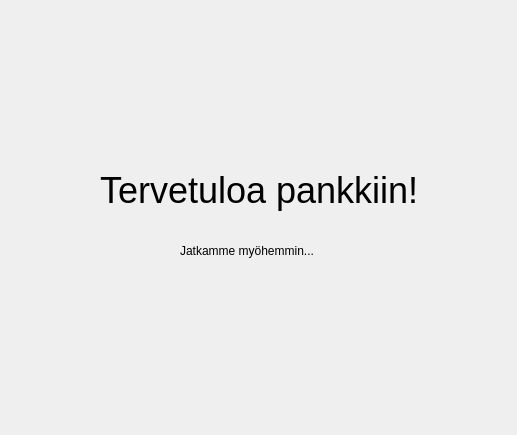
The window that bank-automat/paasivu.ui (sakukallioinen/pankkiautomaatti) describes before a commit, drawn with Qt 5.
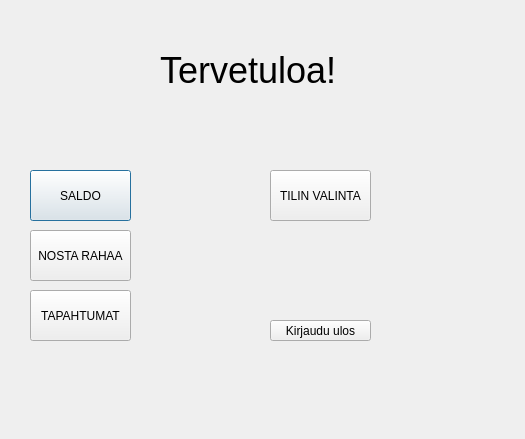
The same window after the commit.

```diff
--- a/bank-automat/paasivu.ui
+++ b/bank-automat/paasivu.ui
@@ -6,8 +6,8 @@
    <rect>
     <x>0</x>
     <y>0</y>
-    <width>517</width>
-    <height>435</height>
+    <width>525</width>
+    <height>439</height>
    </rect>
   </property>
   <property name="windowTitle">
@@ -16,8 +16,8 @@
   <widget class="QLabel" name="label">
    <property name="geometry">
     <rect>
-     <x>100</x>
-     <y>100</y>
+     <x>160</x>
+     <y>-20</y>
      <width>341</width>
      <height>181</height>
     </rect>
@@ -28,20 +28,72 @@
     </font>
    </property>
    <property name="text">
-    <string>Tervetuloa pankkiin!</string>
+    <string>Tervetuloa!</string>
    </property>
   </widget>
-  <widget class="QLabel" name="label_2">
+  <widget class="QPushButton" name="balancePushButton">
    <property name="geometry">
     <rect>
-     <x>180</x>
+     <x>30</x>
+     <y>170</y>
+     <width>101</width>
+     <height>51</height>
+    </rect>
+   </property>
+   <property name="text">
+    <string>SALDO</string>
+   </property>
+  </widget>
+  <widget class="QPushButton" name="getMoneyPushButton">
+   <property name="geometry">
+    <rect>
+     <x>30</x>
      <y>230</y>
-     <width>161</width>
-     <height>41</height>
+     <width>101</width>
+     <height>51</height>
     </rect>
    </property>
    <property name="text">
-    <string>Jatkamme myöhemmin...</string>
+    <string>NOSTA RAHAA</string>
+   </property>
+  </widget>
+  <widget class="QPushButton" name="chooseAccountPushButton">
+   <property name="geometry">
+    <rect>
+     <x>270</x>
+     <y>170</y>
+     <width>101</width>
+     <height>51</height>
+    </rect>
+   </property>
+   <property name="text">
+    <string>TILIN VALINTA</string>
+   </property>
+  </widget>
+  <widget class="QPushButton" name="ActionsPushButton">
+   <property name="geometry">
+    <rect>
+     <x>30</x>
+     <y>290</y>
+     <width>101</width>
+     <height>51</height>
+    </rect>
+   </property>
+   <property name="text">
+    <string>TAPAHTUMAT</string>
+   </property>
+  </widget>
+  <widget class="QPushButton" name="logOutPushButton">
+   <property name="geometry">
+    <rect>
+     <x>270</x>
+     <y>320</y>
+     <width>101</width>
+     <height>21</height>
+    </rect>
+   </property>
+   <property name="text">
+    <string>Kirjaudu ulos</string>
    </property>
   </widget>
  </widget>
```
